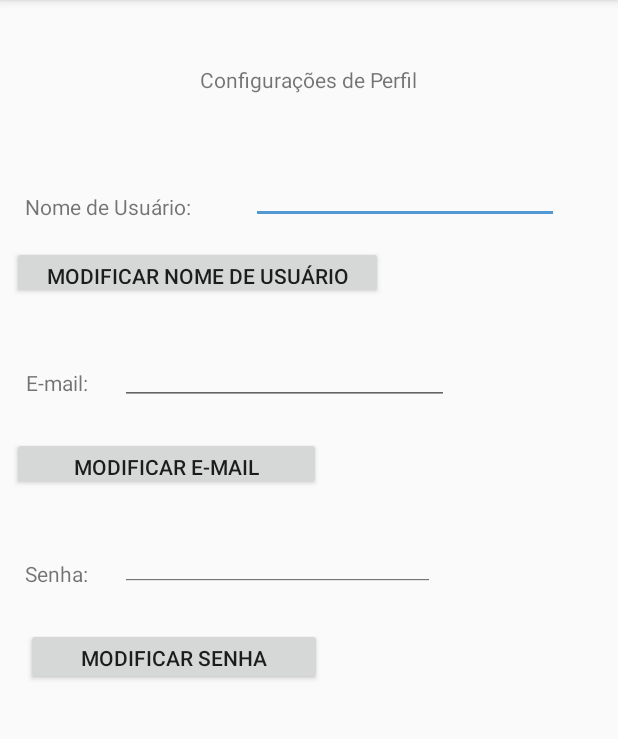
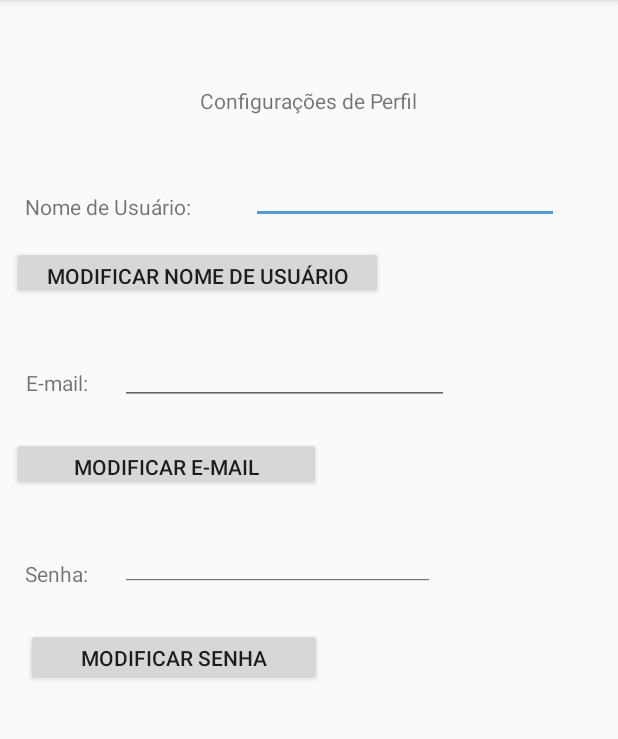
Before and after one commit to VictorOgata/trocatroca, an Android app: the PerfilActivity screen opened directly, with no data from a screen before it, on a phone screen of 412 x 824 dp, the part 84-823 px from its top. Run offline under Robolectric (Android 15) with nearby library versions, the phone set to English and light mode, and no system bars.

Commit message:
profile fixes
This reverts commit 70efe0fd2ddf54643fb0484b5824e9e91eeeb673.

```diff
--- a/app/src/main/res/layout/activity_perfil.xml
+++ b/app/src/main/res/layout/activity_perfil.xml
@@ -15,7 +15,7 @@
         app:layout_constraintHorizontal_bias="0.0"
         app:layout_constraintStart_toStartOf="parent"
         app:layout_constraintTop_toTopOf="parent"
-        app:layout_constraintVertical_bias="0.502" />
+        app:layout_constraintVertical_bias="0.731" />
 
     <TextView
         android:id="@+id/textView3"
@@ -23,16 +23,14 @@
         android:layout_height="wrap_content"
         android:layout_marginBottom="8dp"
         android:layout_marginEnd="8dp"
-        android:layout_marginLeft="8dp"
-        android:layout_marginRight="8dp"
         android:layout_marginStart="8dp"
         android:layout_marginTop="8dp"
         android:text="Configurações de Perfil"
-        app:layout_constraintBottom_toBottomOf="parent"
+        app:layout_constraintBottom_toTopOf="@+id/editText4"
         app:layout_constraintEnd_toEndOf="parent"
         app:layout_constraintStart_toStartOf="parent"
         app:layout_constraintTop_toTopOf="parent"
-        app:layout_constraintVertical_bias="0.048" />
+        app:layout_constraintVertical_bias="0.533" />
 
     <TextView
         android:id="@+id/textView4"
```
